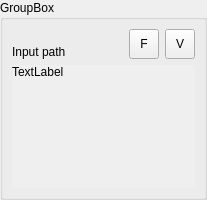
Above: iVS3D/src/iVS3D-core/view/infowidget.ui from iVS3D/iVS3D before the change. Below: the same form after it.
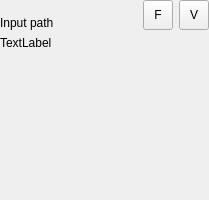
That is the form after the change.

```diff
--- a/iVS3D/src/iVS3D-core/view/infowidget.ui
+++ b/iVS3D/src/iVS3D-core/view/infowidget.ui
@@ -6,7 +6,7 @@
    <rect>
     <x>0</x>
     <y>0</y>
-    <width>207</width>
+    <width>209</width>
     <height>200</height>
    </rect>
   </property>
@@ -25,7 +25,7 @@
   <property name="windowTitle">
    <string>Form</string>
   </property>
-  <layout class="QHBoxLayout" name="horizontalLayout">
+  <layout class="QVBoxLayout" name="verticalLayout_3">
    <property name="sizeConstraint">
     <enum>QLayout::SetDefaultConstraint</enum>
    </property>
@@ -40,21 +40,6 @@
    </property>
    <property name="bottomMargin">
     <number>0</number>
-   </property>
-   <item>
-    <widget class="QGroupBox" name="groupBox">
-     <property name="minimumSize">
-      <size>
-       <width>0</width>
-       <height>0</height>
-      </size>
-     </property>
-     <property name="title">
-      <string>GroupBox</string>
-     </property>
-     <layout class="QVBoxLayout" name="verticalLayout">
-      <property name="sizeConstraint">
-       <enum>QLayout::SetDefaultConstraint</enum>
       </property>
       <item>
        <layout class="QHBoxLayout" name="horizontalLayout_2">
@@ -141,6 +126,12 @@
           <verstretch>0</verstretch>
          </sizepolicy>
         </property>
+     <property name="minimumSize">
+      <size>
+       <width>0</width>
+       <height>150</height>
+      </size>
+     </property>
         <property name="frameShape">
          <enum>QFrame::NoFrame</enum>
         </property>
@@ -152,8 +143,8 @@
           <rect>
            <x>0</x>
            <y>0</y>
-           <width>183</width>
-           <height>77</height>
+        <width>209</width>
+        <height>150</height>
           </rect>
          </property>
          <layout class="QVBoxLayout" name="verticalLayout_2">
@@ -193,9 +184,6 @@
           </item>
          </layout>
         </widget>
-       </widget>
-      </item>
-     </layout>
     </widget>
    </item>
   </layout>
```
Lines whose indentation alone changed are shown as unchanged.
